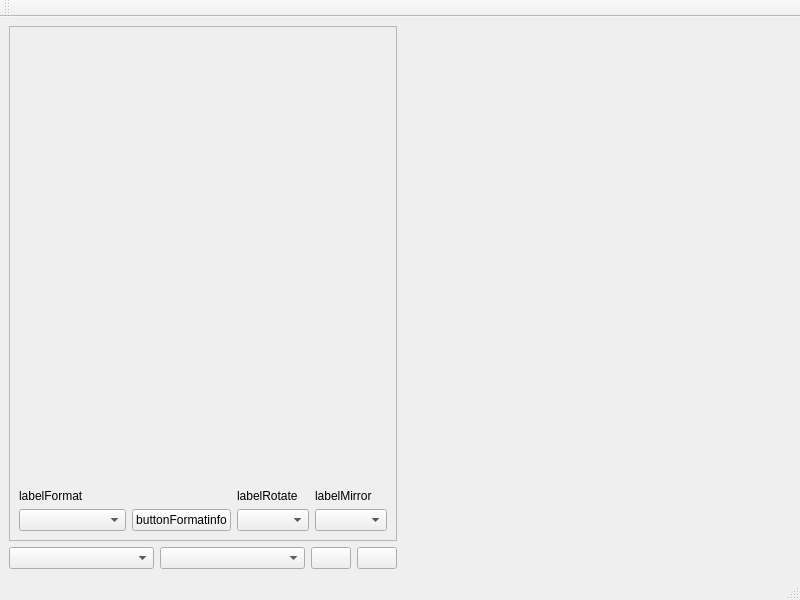
The window that UI/Main.ui (ADM228/ADM-CHR) describes before a commit, drawn with Qt 5.
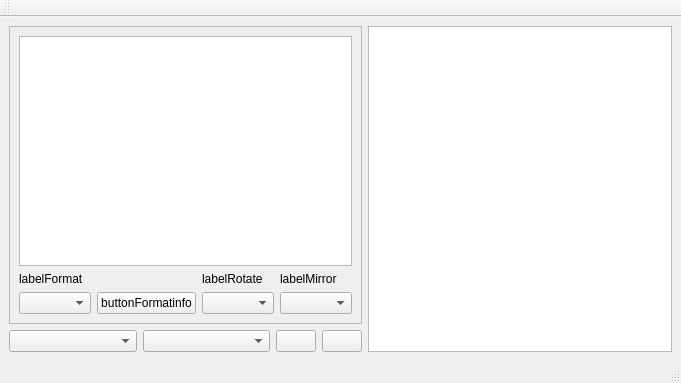
The same window after the commit. Icons and pictures are not drawn.

Commit message: An attempt at square fields for graphics

```diff
--- a/UI/Main.ui
+++ b/UI/Main.ui
@@ -6,8 +6,8 @@
    <rect>
     <x>0</x>
     <y>0</y>
-    <width>800</width>
-    <height>600</height>
+    <width>681</width>
+    <height>383</height>
    </rect>
   </property>
   <property name="sizePolicy">
@@ -24,13 +24,22 @@
     <normaloff>:/Png/icon.ico</normaloff>:/Png/icon.ico</iconset>
   </property>
   <widget class="QWidget" name="centralwidget">
-   <layout class="QHBoxLayout" name="horizontalLayout">
-    <item>
+   <property name="sizePolicy">
+    <sizepolicy hsizetype="MinimumExpanding" vsizetype="MinimumExpanding">
+     <horstretch>0</horstretch>
+     <verstretch>0</verstretch>
+    </sizepolicy>
+   </property>
+   <layout class="QGridLayout" name="gridLayout_2">
+    <item row="0" column="0">
      <layout class="QVBoxLayout" name="verticalLayout">
+      <property name="spacing">
+       <number>6</number>
+      </property>
       <item>
        <widget class="QFrame" name="frame">
         <property name="sizePolicy">
-         <sizepolicy hsizetype="MinimumExpanding" vsizetype="Expanding">
+         <sizepolicy hsizetype="Expanding" vsizetype="Expanding">
           <horstretch>0</horstretch>
           <verstretch>0</verstretch>
          </sizepolicy>
@@ -43,13 +52,16 @@
         </property>
         <layout class="QVBoxLayout" name="verticalLayout_5">
          <item>
-          <widget class="QWidget" name="GLPicture" native="true">
+          <widget class="QGraphicsView" name="graphicsPicture">
            <property name="sizePolicy">
-            <sizepolicy hsizetype="MinimumExpanding" vsizetype="MinimumExpanding">
-             <horstretch>1</horstretch>
+            <sizepolicy hsizetype="Expanding" vsizetype="Expanding">
+             <horstretch>0</horstretch>
              <verstretch>0</verstretch>
             </sizepolicy>
            </property>
+           <property name="frameShadow">
+            <enum>QFrame::Plain</enum>
+           </property>
           </widget>
          </item>
          <item>
@@ -71,10 +83,17 @@
             </widget>
            </item>
            <item row="1" column="2">
-            <widget class="QComboBox" name="comboBox_4"/>
+            <widget class="QComboBox" name="comboBox_4">
+             <property name="sizePolicy">
+              <sizepolicy hsizetype="Fixed" vsizetype="Fixed">
+               <horstretch>0</horstretch>
+               <verstretch>0</verstretch>
+              </sizepolicy>
+             </property>
+            </widget>
            </item>
-           <item row="1" column="1">
-            <widget class="QPushButton" name="buttonFormatInfo">
+           <item row="0" column="3">
+            <widget class="QLabel" name="labelMirror">
              <property name="sizePolicy">
               <sizepolicy hsizetype="Fixed" vsizetype="Fixed">
                <horstretch>0</horstretch>
@@ -82,16 +101,13 @@
               </sizepolicy>
              </property>
              <property name="text">
-              <string>buttonFormatinfo</string>
+              <string>labelMirror</string>
              </property>
             </widget>
            </item>
            <item row="1" column="0">
             <widget class="QComboBox" name="comboBox_3"/>
            </item>
-           <item row="1" column="3">
-            <widget class="QComboBox" name="comboBox_5"/>
-           </item>
            <item row="0" column="2">
             <widget class="QLabel" name="labelRotate">
              <property name="sizePolicy">
@@ -105,8 +121,18 @@
              </property>
             </widget>
            </item>
-           <item row="0" column="3">
-            <widget class="QLabel" name="labelMirror">
+           <item row="1" column="3">
+            <widget class="QComboBox" name="comboBox_5">
+             <property name="sizePolicy">
+              <sizepolicy hsizetype="Fixed" vsizetype="Fixed">
+               <horstretch>0</horstretch>
+               <verstretch>0</verstretch>
+              </sizepolicy>
+             </property>
+            </widget>
+           </item>
+           <item row="1" column="1">
+            <widget class="QPushButton" name="buttonFormatInfo">
              <property name="sizePolicy">
               <sizepolicy hsizetype="Fixed" vsizetype="Fixed">
                <horstretch>0</horstretch>
@@ -114,7 +140,7 @@
               </sizepolicy>
              </property>
              <property name="text">
-              <string>labelMirror</string>
+              <string>buttonFormatinfo</string>
              </property>
             </widget>
            </item>
@@ -181,8 +207,11 @@
       </item>
      </layout>
     </item>
-    <item>
+    <item row="0" column="1">
      <layout class="QVBoxLayout" name="verticalLayout_4">
+      <property name="spacing">
+       <number>6</number>
+      </property>
       <property name="leftMargin">
        <number>0</number>
       </property>
@@ -192,13 +221,49 @@
          <number>0</number>
         </property>
         <item>
-         <widget class="QWidget" name="GLEditor" native="true">
+         <widget class="QFrame" name="frame_2">
           <property name="sizePolicy">
-           <sizepolicy hsizetype="Expanding" vsizetype="Preferred">
-            <horstretch>1</horstretch>
+           <sizepolicy hsizetype="MinimumExpanding" vsizetype="MinimumExpanding">
+            <horstretch>0</horstretch>
             <verstretch>0</verstretch>
            </sizepolicy>
           </property>
+          <property name="frameShape">
+           <enum>QFrame::NoFrame</enum>
+          </property>
+          <property name="frameShadow">
+           <enum>QFrame::Plain</enum>
+          </property>
+          <layout class="QHBoxLayout" name="horizontalLayout_4">
+           <property name="spacing">
+            <number>6</number>
+           </property>
+           <property name="leftMargin">
+            <number>0</number>
+           </property>
+           <property name="topMargin">
+            <number>0</number>
+           </property>
+           <property name="rightMargin">
+            <number>0</number>
+           </property>
+           <property name="bottomMargin">
+            <number>0</number>
+           </property>
+           <item>
+            <widget class="QGraphicsView" name="graphicsEditor">
+             <property name="sizePolicy">
+              <sizepolicy hsizetype="Expanding" vsizetype="Expanding">
+               <horstretch>0</horstretch>
+               <verstretch>0</verstretch>
+              </sizepolicy>
+             </property>
+             <property name="frameShadow">
+              <enum>QFrame::Plain</enum>
+             </property>
+            </widget>
+           </item>
+          </layout>
          </widget>
         </item>
        </layout>
@@ -212,7 +277,7 @@
     <rect>
      <x>0</x>
      <y>0</y>
-     <width>800</width>
+     <width>681</width>
      <height>22</height>
     </rect>
    </property>
```
The commit also changes 2 other files.
